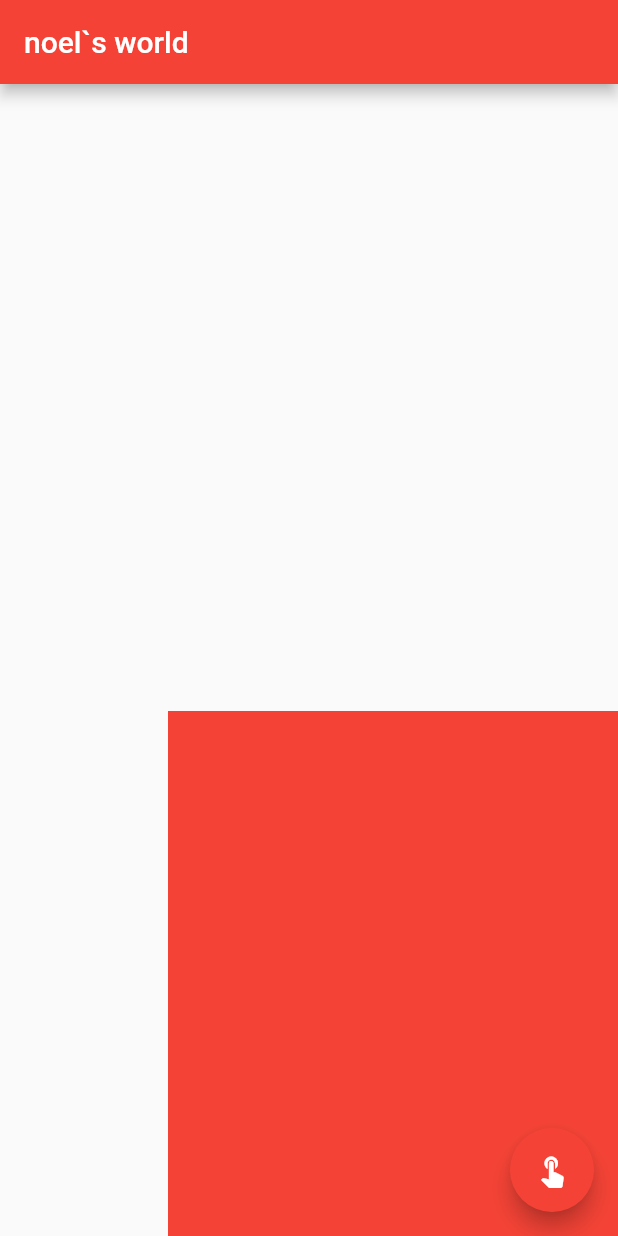
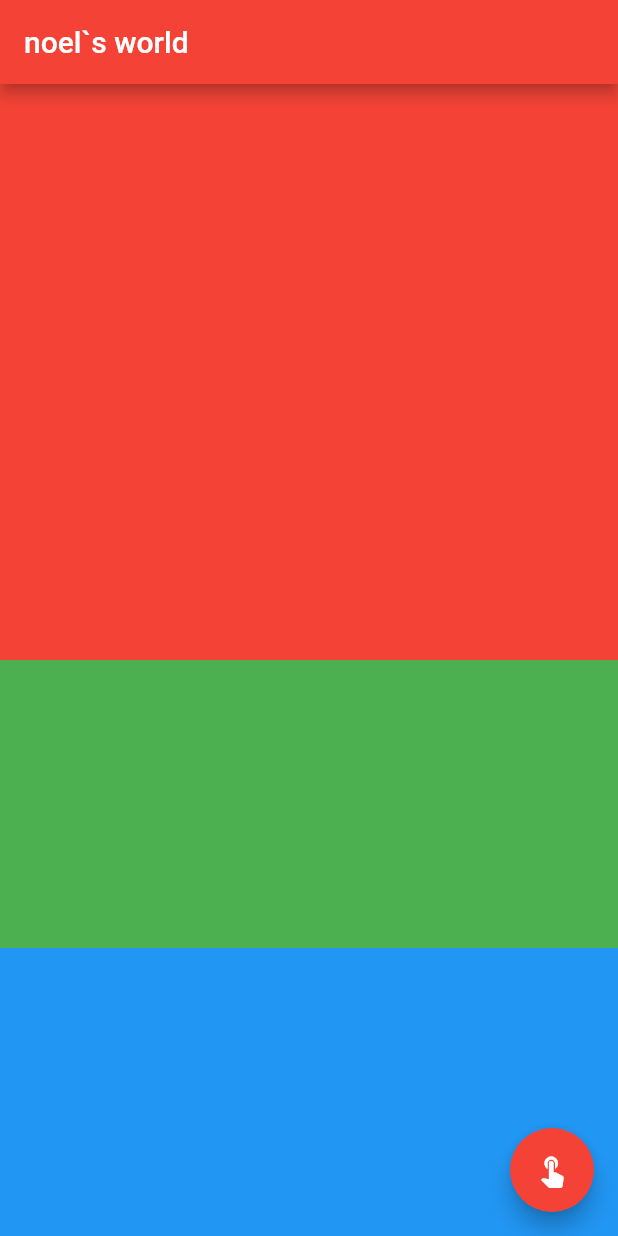
Before and after one commit to oinochoe/first_flutter, a Flutter app: the screen it shows after launch, on a phone screen of 412 x 824 dp. Run offline on Flutter 3.47's test engine with Material 2 defaults, Android fonts, the phone set to English and light mode, and no system bars.

Commit message:
expanded

```diff
--- a/lib/main.dart
+++ b/lib/main.dart
@@ -76,6 +76,23 @@ class _MyHomePageState extends State<MyHomePage> {
         title: Text(_text + '`s world'),
       ),
       body: PageView(children: <Widget>[
+        Column(children: <Widget>[
+          Expanded(
+            flex: 2,
+            child: Container(
+              color: Colors.red,
+            ),
+          ),
+          Expanded(
+            child: Container(
+              color: Colors.green,
+            ),
+          ),
+          Expanded(
+              child: Container(
+            color: Colors.blue,
+          ))
+        ]),
         Align(
             alignment: Alignment.bottomRight,
             child: Container(
```
